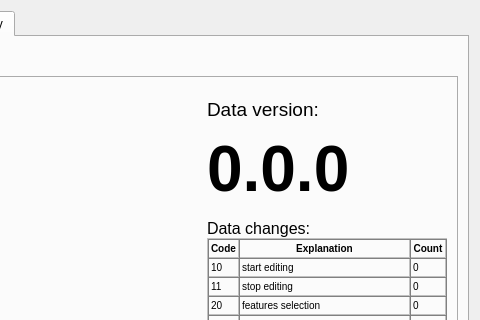
Before: the Qt Designer form track_changes/ui/about_dialog.ui in ahmadzfaiz/qgis-track-changes, drawn with Qt 5; both pictures show x 160 to 640 and y 0 to 320 of the 640 by 588 pixel window.
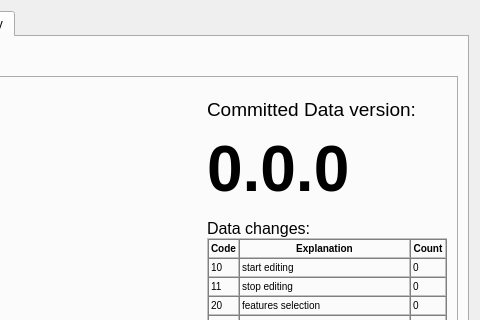
After: the same form once the commit is applied. The open tabs and pages were chosen to show the change. Custom widgets are drawn as their Qt base class.

Commit message: feat(change_history): use committed data tracking, not current data tracking (#70)

```diff
--- a/track_changes/ui/about_dialog.ui
+++ b/track_changes/ui/about_dialog.ui
@@ -112,7 +112,7 @@
                <item>
                 <widget class="QLabel" name="data_version_description">
                  <property name="text">
-                  <string>&lt;html&gt;&lt;head/&gt;&lt;body&gt;&lt;p&gt;&lt;span style=&quot; font-size:14pt;&quot;&gt;Data version:&lt;/span&gt;&lt;/p&gt;&lt;p&gt;&lt;span style=&quot; font-size:48pt; font-weight:600;&quot;&gt;0.0.0&lt;/span&gt;&lt;/p&gt;&lt;p&gt;&lt;span style=&quot; font-size:12pt;&quot;&gt;Data changes:&lt;/span&gt;&lt;/p&gt;&lt;table border=&quot;1&quot; style=&quot; margin-top:0px; margin-bottom:0px; margin-left:0px; margin-right:0px;&quot; cellspacing=&quot;0&quot; cellpadding=&quot;2&quot;&gt;&lt;thead&gt;&lt;tr&gt;&lt;td&gt;&lt;p align=&quot;center&quot;&gt;&lt;span style=&quot; font-size:10px; font-weight:600;&quot;&gt;Code&lt;/span&gt;&lt;/p&gt;&lt;/td&gt;&lt;td&gt;&lt;p align=&quot;center&quot;&gt;&lt;span style=&quot; font-size:10px; font-weight:600;&quot;&gt;Explanation&lt;/span&gt;&lt;/p&gt;&lt;/td&gt;&lt;td&gt;&lt;p align=&quot;center&quot;&gt;&lt;span style=&quot; font-size:10px; font-weight:600;&quot;&gt;Count&lt;/span&gt;&lt;/p&gt;&lt;/td&gt;&lt;/tr&gt;&lt;/thead&gt;&lt;tr&gt;&lt;td&gt;&lt;p&gt;&lt;span style=&quot; font-size:10px;&quot;&gt;10&lt;/span&gt;&lt;/p&gt;&lt;/td&gt;&lt;td&gt;&lt;p&gt;&lt;span style=&quot; font-size:10px;&quot;&gt;start editing&lt;/span&gt;&lt;/p&gt;&lt;/td&gt;&lt;td&gt;&lt;p&gt;&lt;span style=&quot; font-size:10px;&quot;&gt;0&lt;/span&gt;&lt;/p&gt;&lt;/td&gt;&lt;/tr&gt;&lt;tr&gt;&lt;td&gt;&lt;p&gt;&lt;span style=&quot; font-size:10px;&quot;&gt;11&lt;/span&gt;&lt;/p&gt;&lt;/td&gt;&lt;td&gt;&lt;p&gt;&lt;span style=&quot; font-size:10px;&quot;&gt;stop editing&lt;/span&gt;&lt;/p&gt;&lt;/td&gt;&lt;td&gt;&lt;p&gt;&lt;span style=&quot; font-size:10px;&quot;&gt;0&lt;/span&gt;&lt;/p&gt;&lt;/td&gt;&lt;/tr&gt;&lt;tr&gt;&lt;td&gt;&lt;p&gt;&lt;span style=&quot; font-size:10px;&quot;&gt;20&lt;/span&gt;&lt;/p&gt;&lt;/td&gt;&lt;td&gt;&lt;p&gt;&lt;span style=&quot; font-size:10px;&quot;&gt;features selection&lt;/span&gt;&lt;/p&gt;&lt;/td&gt;&lt;td&gt;&lt;p&gt;&lt;span style=&quot; font-size:10px;&quot;&gt;0&lt;/span&gt;&lt;/p&gt;&lt;/td&gt;&lt;/tr&gt;&lt;tr&gt;&lt;td&gt;&lt;p&gt;&lt;span style=&quot; font-size:10px;&quot;&gt;21&lt;/span&gt;&lt;/p&gt;&lt;/td&gt;&lt;td&gt;&lt;p&gt;&lt;span style=&quot; font-size:10px;&quot;&gt;feature add&lt;/span&gt;&lt;/p&gt;&lt;/td&gt;&lt;td&gt;&lt;p&gt;&lt;span style=&quot; font-size:10px;&quot;&gt;0&lt;/span&gt;&lt;/p&gt;&lt;/td&gt;&lt;/tr&gt;&lt;tr&gt;&lt;td&gt;&lt;p&gt;&lt;span style=&quot; font-size:10px;&quot;&gt;22&lt;/span&gt;&lt;/p&gt;&lt;/td&gt;&lt;td&gt;&lt;p&gt;&lt;span style=&quot; font-size:10px;&quot;&gt;feature delete&lt;/span&gt;&lt;/p&gt;&lt;/td&gt;&lt;td&gt;&lt;p&gt;&lt;span style=&quot; font-size:10px;&quot;&gt;0&lt;/span&gt;&lt;/p&gt;&lt;/td&gt;&lt;/tr&gt;&lt;tr&gt;&lt;td&gt;&lt;p&gt;&lt;span style=&quot; font-size:10px;&quot;&gt;23&lt;/span&gt;&lt;/p&gt;&lt;/td&gt;&lt;td&gt;&lt;p&gt;&lt;span style=&quot; font-size:10px;&quot;&gt;feature geometry change&lt;/span&gt;&lt;/p&gt;&lt;/td&gt;&lt;td&gt;&lt;p&gt;&lt;span style=&quot; font-size:10px;&quot;&gt;0&lt;/span&gt;&lt;/p&gt;&lt;/td&gt;&lt;/tr&gt;&lt;tr&gt;&lt;td&gt;&lt;p&gt;&lt;span style=&quot; font-size:10px;&quot;&gt;24&lt;/span&gt;&lt;/p&gt;&lt;/td&gt;&lt;td&gt;&lt;p&gt;&lt;span style=&quot; font-size:10px;&quot;&gt;feature add committed&lt;/span&gt;&lt;/p&gt;&lt;/td&gt;&lt;td&gt;&lt;p&gt;&lt;span style=&quot; font-size:10px;&quot;&gt;0&lt;/span&gt;&lt;/p&gt;&lt;/td&gt;&lt;/tr&gt;&lt;tr&gt;&lt;td&gt;&lt;p&gt;&lt;span style=&quot; font-size:10px;&quot;&gt;25&lt;/span&gt;&lt;/p&gt;&lt;/td&gt;&lt;td&gt;&lt;p&gt;&lt;span style=&quot; font-size:10px;&quot;&gt;feature delete committed&lt;/span&gt;&lt;/p&gt;&lt;/td&gt;&lt;td&gt;&lt;p&gt;&lt;span style=&quot; font-size:10px;&quot;&gt;0&lt;/span&gt;&lt;/p&gt;&lt;/td&gt;&lt;/tr&gt;&lt;tr&gt;&lt;td&gt;&lt;p&gt;&lt;span style=&quot; font-size:10px;&quot;&gt;26&lt;/span&gt;&lt;/p&gt;&lt;/td&gt;&lt;td&gt;&lt;p&gt;&lt;span style=&quot; font-size:10px;&quot;&gt;features geometry change committed&lt;/span&gt;&lt;/p&gt;&lt;/td&gt;&lt;td&gt;&lt;p&gt;&lt;span style=&quot; font-size:10px;&quot;&gt;0&lt;/span&gt;&lt;/p&gt;&lt;/td&gt;&lt;/tr&gt;&lt;tr&gt;&lt;td&gt;&lt;p&gt;&lt;span style=&quot; font-size:10px;&quot;&gt;30&lt;/span&gt;&lt;/p&gt;&lt;/td&gt;&lt;td&gt;&lt;p&gt;&lt;span style=&quot; font-size:10px;&quot;&gt;attribute add&lt;/span&gt;&lt;/p&gt;&lt;/td&gt;&lt;td&gt;&lt;p&gt;&lt;span style=&quot; font-size:10px;&quot;&gt;0&lt;/span&gt;&lt;/p&gt;&lt;/td&gt;&lt;/tr&gt;&lt;tr&gt;&lt;td&gt;&lt;p&gt;&lt;span style=&quot; font-size:10px;&quot;&gt;31&lt;/span&gt;&lt;/p&gt;&lt;/td&gt;&lt;td&gt;&lt;p&gt;&lt;span style=&quot; font-size:10px;&quot;&gt;attribute delete&lt;/span&gt;&lt;/p&gt;&lt;/td&gt;&lt;td&gt;&lt;p&gt;&lt;span style=&quot; font-size:10px;&quot;&gt;0&lt;/span&gt;&lt;/p&gt;&lt;/td&gt;&lt;/tr&gt;&lt;tr&gt;&lt;td&gt;&lt;p&gt;&lt;span style=&quot; font-size:10px;&quot;&gt;32&lt;/span&gt;&lt;/p&gt;&lt;/td&gt;&lt;td&gt;&lt;p&gt;&lt;span style=&quot; font-size:10px;&quot;&gt;attribute value change&lt;/span&gt;&lt;/p&gt;&lt;/td&gt;&lt;td&gt;&lt;p&gt;&lt;span style=&quot; font-size:10px;&quot;&gt;0&lt;/span&gt;&lt;/p&gt;&lt;/td&gt;&lt;/tr&gt;&lt;tr&gt;&lt;td&gt;&lt;p&gt;&lt;span style=&quot; font-size:10px;&quot;&gt;33&lt;/span&gt;&lt;/p&gt;&lt;/td&gt;&lt;td&gt;&lt;p&gt;&lt;span style=&quot; font-size:10px;&quot;&gt;attribute add committed&lt;/span&gt;&lt;/p&gt;&lt;/td&gt;&lt;td&gt;&lt;p&gt;&lt;span style=&quot; font-size:10px;&quot;&gt;0&lt;/span&gt;&lt;/p&gt;&lt;/td&gt;&lt;/tr&gt;&lt;tr&gt;&lt;td&gt;&lt;p&gt;&lt;span style=&quot; font-size:10px;&quot;&gt;34&lt;/span&gt;&lt;/p&gt;&lt;/td&gt;&lt;td&gt;&lt;p&gt;&lt;span style=&quot; font-size:10px;&quot;&gt;attribute delete committed&lt;/span&gt;&lt;/p&gt;&lt;/td&gt;&lt;td&gt;&lt;p&gt;&lt;span style=&quot; font-size:10px;&quot;&gt;0&lt;/span&gt;&lt;/p&gt;&lt;/td&gt;&lt;/tr&gt;&lt;tr&gt;&lt;td&gt;&lt;p&gt;&lt;span style=&quot; font-size:10px;&quot;&gt;35&lt;/span&gt;&lt;/p&gt;&lt;/td&gt;&lt;td&gt;&lt;p&gt;&lt;span style=&quot; font-size:10px;&quot;&gt;attribute values change committed&lt;/span&gt;&lt;/p&gt;&lt;/td&gt;&lt;td&gt;&lt;p&gt;&lt;span style=&quot; font-size:10px;&quot;&gt;0&lt;/span&gt;&lt;/p&gt;&lt;/td&gt;&lt;/tr&gt;&lt;/table&gt;&lt;/body&gt;&lt;/html&gt;</string>
+                  <string>&lt;html&gt;&lt;head/&gt;&lt;body&gt;&lt;p&gt;&lt;span style=&quot; font-size:14pt;&quot;&gt;Committed Data version:&lt;/span&gt;&lt;/p&gt;&lt;p&gt;&lt;span style=&quot; font-size:48pt; font-weight:600;&quot;&gt;0.0.0&lt;/span&gt;&lt;/p&gt;&lt;p&gt;&lt;span style=&quot; font-size:12pt;&quot;&gt;Data changes:&lt;/span&gt;&lt;/p&gt;&lt;table border=&quot;1&quot; style=&quot; margin-top:0px; margin-bottom:0px; margin-left:0px; margin-right:0px;&quot; cellspacing=&quot;0&quot; cellpadding=&quot;2&quot;&gt;&lt;thead&gt;&lt;tr&gt;&lt;td&gt;&lt;p align=&quot;center&quot;&gt;&lt;span style=&quot; font-size:10px; font-weight:600;&quot;&gt;Code&lt;/span&gt;&lt;/p&gt;&lt;/td&gt;&lt;td&gt;&lt;p align=&quot;center&quot;&gt;&lt;span style=&quot; font-size:10px; font-weight:600;&quot;&gt;Explanation&lt;/span&gt;&lt;/p&gt;&lt;/td&gt;&lt;td&gt;&lt;p align=&quot;center&quot;&gt;&lt;span style=&quot; font-size:10px; font-weight:600;&quot;&gt;Count&lt;/span&gt;&lt;/p&gt;&lt;/td&gt;&lt;/tr&gt;&lt;/thead&gt;&lt;tr&gt;&lt;td&gt;&lt;p&gt;&lt;span style=&quot; font-size:10px;&quot;&gt;10&lt;/span&gt;&lt;/p&gt;&lt;/td&gt;&lt;td&gt;&lt;p&gt;&lt;span style=&quot; font-size:10px;&quot;&gt;start editing&lt;/span&gt;&lt;/p&gt;&lt;/td&gt;&lt;td&gt;&lt;p&gt;&lt;span style=&quot; font-size:10px;&quot;&gt;0&lt;/span&gt;&lt;/p&gt;&lt;/td&gt;&lt;/tr&gt;&lt;tr&gt;&lt;td&gt;&lt;p&gt;&lt;span style=&quot; font-size:10px;&quot;&gt;11&lt;/span&gt;&lt;/p&gt;&lt;/td&gt;&lt;td&gt;&lt;p&gt;&lt;span style=&quot; font-size:10px;&quot;&gt;stop editing&lt;/span&gt;&lt;/p&gt;&lt;/td&gt;&lt;td&gt;&lt;p&gt;&lt;span style=&quot; font-size:10px;&quot;&gt;0&lt;/span&gt;&lt;/p&gt;&lt;/td&gt;&lt;/tr&gt;&lt;tr&gt;&lt;td&gt;&lt;p&gt;&lt;span style=&quot; font-size:10px;&quot;&gt;20&lt;/span&gt;&lt;/p&gt;&lt;/td&gt;&lt;td&gt;&lt;p&gt;&lt;span style=&quot; font-size:10px;&quot;&gt;features selection&lt;/span&gt;&lt;/p&gt;&lt;/td&gt;&lt;td&gt;&lt;p&gt;&lt;span style=&quot; font-size:10px;&quot;&gt;0&lt;/span&gt;&lt;/p&gt;&lt;/td&gt;&lt;/tr&gt;&lt;tr&gt;&lt;td&gt;&lt;p&gt;&lt;span style=&quot; font-size:10px;&quot;&gt;21&lt;/span&gt;&lt;/p&gt;&lt;/td&gt;&lt;td&gt;&lt;p&gt;&lt;span style=&quot; font-size:10px;&quot;&gt;feature add&lt;/span&gt;&lt;/p&gt;&lt;/td&gt;&lt;td&gt;&lt;p&gt;&lt;span style=&quot; font-size:10px;&quot;&gt;0&lt;/span&gt;&lt;/p&gt;&lt;/td&gt;&lt;/tr&gt;&lt;tr&gt;&lt;td&gt;&lt;p&gt;&lt;span style=&quot; font-size:10px;&quot;&gt;22&lt;/span&gt;&lt;/p&gt;&lt;/td&gt;&lt;td&gt;&lt;p&gt;&lt;span style=&quot; font-size:10px;&quot;&gt;feature delete&lt;/span&gt;&lt;/p&gt;&lt;/td&gt;&lt;td&gt;&lt;p&gt;&lt;span style=&quot; font-size:10px;&quot;&gt;0&lt;/span&gt;&lt;/p&gt;&lt;/td&gt;&lt;/tr&gt;&lt;tr&gt;&lt;td&gt;&lt;p&gt;&lt;span style=&quot; font-size:10px;&quot;&gt;23&lt;/span&gt;&lt;/p&gt;&lt;/td&gt;&lt;td&gt;&lt;p&gt;&lt;span style=&quot; font-size:10px;&quot;&gt;feature geometry change&lt;/span&gt;&lt;/p&gt;&lt;/td&gt;&lt;td&gt;&lt;p&gt;&lt;span style=&quot; font-size:10px;&quot;&gt;0&lt;/span&gt;&lt;/p&gt;&lt;/td&gt;&lt;/tr&gt;&lt;tr&gt;&lt;td&gt;&lt;p&gt;&lt;span style=&quot; font-size:10px;&quot;&gt;24&lt;/span&gt;&lt;/p&gt;&lt;/td&gt;&lt;td&gt;&lt;p&gt;&lt;span style=&quot; font-size:10px;&quot;&gt;feature add committed&lt;/span&gt;&lt;/p&gt;&lt;/td&gt;&lt;td&gt;&lt;p&gt;&lt;span style=&quot; font-size:10px;&quot;&gt;0&lt;/span&gt;&lt;/p&gt;&lt;/td&gt;&lt;/tr&gt;&lt;tr&gt;&lt;td&gt;&lt;p&gt;&lt;span style=&quot; font-size:10px;&quot;&gt;25&lt;/span&gt;&lt;/p&gt;&lt;/td&gt;&lt;td&gt;&lt;p&gt;&lt;span style=&quot; font-size:10px;&quot;&gt;feature delete committed&lt;/span&gt;&lt;/p&gt;&lt;/td&gt;&lt;td&gt;&lt;p&gt;&lt;span style=&quot; font-size:10px;&quot;&gt;0&lt;/span&gt;&lt;/p&gt;&lt;/td&gt;&lt;/tr&gt;&lt;tr&gt;&lt;td&gt;&lt;p&gt;&lt;span style=&quot; font-size:10px;&quot;&gt;26&lt;/span&gt;&lt;/p&gt;&lt;/td&gt;&lt;td&gt;&lt;p&gt;&lt;span style=&quot; font-size:10px;&quot;&gt;features geometry change committed&lt;/span&gt;&lt;/p&gt;&lt;/td&gt;&lt;td&gt;&lt;p&gt;&lt;span style=&quot; font-size:10px;&quot;&gt;0&lt;/span&gt;&lt;/p&gt;&lt;/td&gt;&lt;/tr&gt;&lt;tr&gt;&lt;td&gt;&lt;p&gt;&lt;span style=&quot; font-size:10px;&quot;&gt;30&lt;/span&gt;&lt;/p&gt;&lt;/td&gt;&lt;td&gt;&lt;p&gt;&lt;span style=&quot; font-size:10px;&quot;&gt;attribute add&lt;/span&gt;&lt;/p&gt;&lt;/td&gt;&lt;td&gt;&lt;p&gt;&lt;span style=&quot; font-size:10px;&quot;&gt;0&lt;/span&gt;&lt;/p&gt;&lt;/td&gt;&lt;/tr&gt;&lt;tr&gt;&lt;td&gt;&lt;p&gt;&lt;span style=&quot; font-size:10px;&quot;&gt;31&lt;/span&gt;&lt;/p&gt;&lt;/td&gt;&lt;td&gt;&lt;p&gt;&lt;span style=&quot; font-size:10px;&quot;&gt;attribute delete&lt;/span&gt;&lt;/p&gt;&lt;/td&gt;&lt;td&gt;&lt;p&gt;&lt;span style=&quot; font-size:10px;&quot;&gt;0&lt;/span&gt;&lt;/p&gt;&lt;/td&gt;&lt;/tr&gt;&lt;tr&gt;&lt;td&gt;&lt;p&gt;&lt;span style=&quot; font-size:10px;&quot;&gt;32&lt;/span&gt;&lt;/p&gt;&lt;/td&gt;&lt;td&gt;&lt;p&gt;&lt;span style=&quot; font-size:10px;&quot;&gt;attribute value change&lt;/span&gt;&lt;/p&gt;&lt;/td&gt;&lt;td&gt;&lt;p&gt;&lt;span style=&quot; font-size:10px;&quot;&gt;0&lt;/span&gt;&lt;/p&gt;&lt;/td&gt;&lt;/tr&gt;&lt;tr&gt;&lt;td&gt;&lt;p&gt;&lt;span style=&quot; font-size:10px;&quot;&gt;33&lt;/span&gt;&lt;/p&gt;&lt;/td&gt;&lt;td&gt;&lt;p&gt;&lt;span style=&quot; font-size:10px;&quot;&gt;attribute add committed&lt;/span&gt;&lt;/p&gt;&lt;/td&gt;&lt;td&gt;&lt;p&gt;&lt;span style=&quot; font-size:10px;&quot;&gt;0&lt;/span&gt;&lt;/p&gt;&lt;/td&gt;&lt;/tr&gt;&lt;tr&gt;&lt;td&gt;&lt;p&gt;&lt;span style=&quot; font-size:10px;&quot;&gt;34&lt;/span&gt;&lt;/p&gt;&lt;/td&gt;&lt;td&gt;&lt;p&gt;&lt;span style=&quot; font-size:10px;&quot;&gt;attribute delete committed&lt;/span&gt;&lt;/p&gt;&lt;/td&gt;&lt;td&gt;&lt;p&gt;&lt;span style=&quot; font-size:10px;&quot;&gt;0&lt;/span&gt;&lt;/p&gt;&lt;/td&gt;&lt;/tr&gt;&lt;tr&gt;&lt;td&gt;&lt;p&gt;&lt;span style=&quot; font-size:10px;&quot;&gt;35&lt;/span&gt;&lt;/p&gt;&lt;/td&gt;&lt;td&gt;&lt;p&gt;&lt;span style=&quot; font-size:10px;&quot;&gt;attribute values change committed&lt;/span&gt;&lt;/p&gt;&lt;/td&gt;&lt;td&gt;&lt;p&gt;&lt;span style=&quot; font-size:10px;&quot;&gt;0&lt;/span&gt;&lt;/p&gt;&lt;/td&gt;&lt;/tr&gt;&lt;/table&gt;&lt;/body&gt;&lt;/html&gt;</string>
                  </property>
                 </widget>
                </item>
```
The commit also changes 2 other files.
